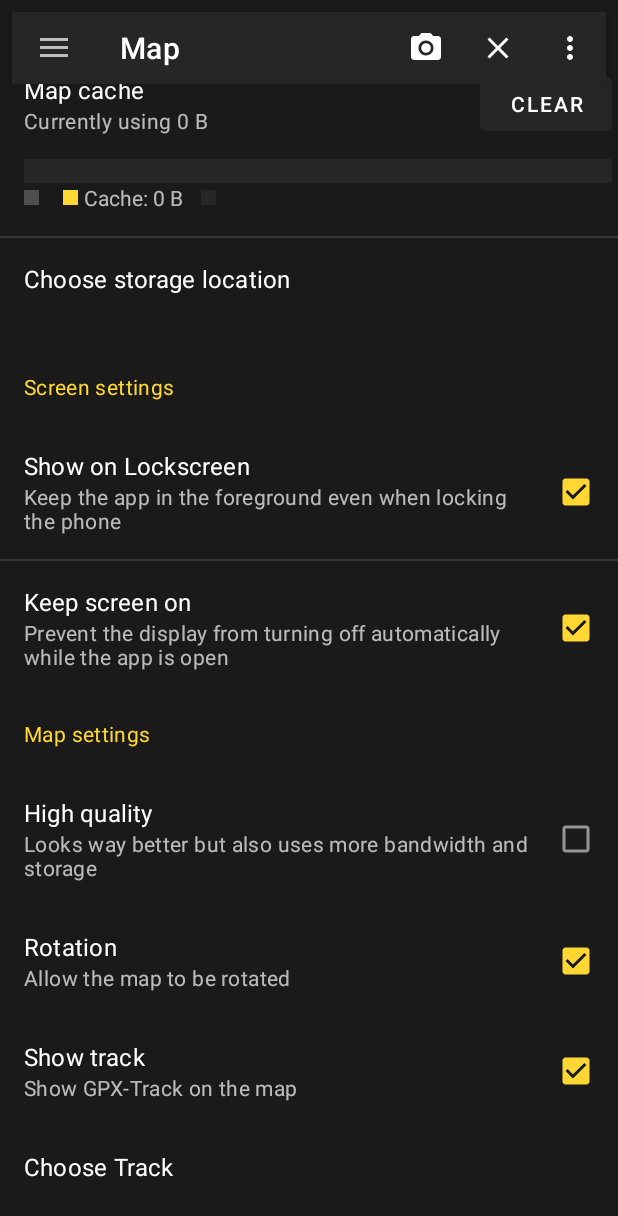
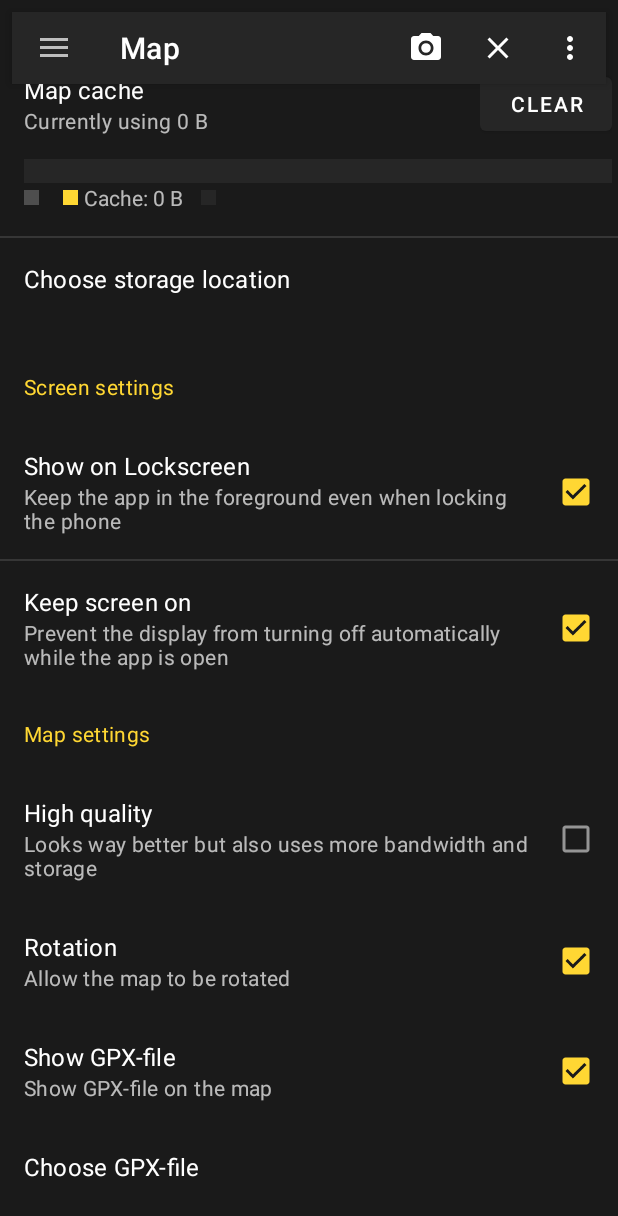
Before and after one commit to criticalmaps/criticalmaps-android, an Android app: the fragment SettingsFragment placed in its activity, scrolled down 66 dp, on a phone screen of 412 x 824 dp. Shown: the top 1216 px of the screen. Run offline under Robolectric (Android 15) with nearby library versions, the phone set to English and light mode, and no system bars; our stand-ins replace Timber; libraries missing offline, so code that uses them is left out: info.metadude.android, org.ligi.axt, org.osmdroid.tileprovider, org.osmdroid.util, org.osmdroid.views; pictures from the network do not load; 34 statements that could not run were skipped.

Commit message:
refactoring & adding german strings

```diff
--- a/app/src/main/java/de/stephanlindauer/criticalmaps/fragments/MapFragment.java
+++ b/app/src/main/java/de/stephanlindauer/criticalmaps/fragments/MapFragment.java
@@ -253,7 +253,6 @@ public class MapFragment extends Fragment {
         showGpxHandler.showGpx(mapView);
     }
 
-
     @TargetApi(Build.VERSION_CODES.JELLY_BEAN_MR1)
     private void adjustToWindowsInsets() {
         // No-op on < API21
--- a/app/src/main/java/de/stephanlindauer/criticalmaps/fragments/SettingsFragment.java
+++ b/app/src/main/java/de/stephanlindauer/criticalmaps/fragments/SettingsFragment.java
@@ -44,7 +44,6 @@ public class SettingsFragment extends Fragment {
     @Inject
     App app;
 
-
     @Override
     @Nullable
     public View onCreateView(@NonNull LayoutInflater inflater,
@@ -70,7 +69,7 @@ public class SettingsFragment extends Fragment {
         updateClearCachePref();
         updateStorageGraph();
         updateChooseStoragePref();
-        updateTrackPath();
+        updateGpxFileName();
 
         binding.settingsShowOnLockscreenCheckbox.setChecked(
                 new BooleanPreference(sharedPreferences, SharedPrefsKeys.SHOW_ON_LOCKSCREEN).get());
@@ -83,8 +82,8 @@ public class SettingsFragment extends Fragment {
 
         binding.settingsHighResTilesCheckbox.setChecked(
                 new BooleanPreference(sharedPreferences, SharedPrefsKeys.USE_HIGH_RES_MAP_TILES).get());
-        binding.settingsShowTrackCheckbox.setChecked(
-                new BooleanPreference(sharedPreferences, SharedPrefsKeys.SHOW_TRACK).get());
+        binding.settingsShowGpxCheckbox.setChecked(
+                new BooleanPreference(sharedPreferences, SharedPrefsKeys.SHOW_GPX).get());
 
         binding.settingsClearCacheButton.setOnClickListener(v -> handleClearCacheClicked());
         binding.settingsChooseStorageContainer.setOnClickListener(v -> handleChooseStorageClicked());
@@ -97,9 +96,9 @@ public class SettingsFragment extends Fragment {
                 (buttonView, isChecked) -> handleDisableMapRotationChecked(isChecked));
         binding.settingsHighResTilesCheckbox.setOnCheckedChangeListener(
                 (buttonView, isChecked) -> handleUseHighResTilesChecked(isChecked));
-        binding.settingsShowTrackCheckbox.setOnCheckedChangeListener(
+        binding.settingsShowGpxCheckbox.setOnCheckedChangeListener(
                 (buttonView, isChecked) -> handleShowTrack(isChecked));
-        binding.settingsChooseTrackContainer.setOnClickListener(v -> handleChooseTrackClicked());
+        binding.settingsChooseGpxContainer.setOnClickListener(v -> handleChooseTrackClicked());
 
     }
 
@@ -107,13 +106,13 @@ public class SettingsFragment extends Fragment {
     public void onActivityResult(int requestCode, int resultCode, Intent data) {
         super.onActivityResult(requestCode, resultCode, data);
 
-        if (requestCode == RequestCodes.CHOOSE_TRACK_RESULT_CODE) {
-            Uri trackUri = data.getData();
-            String trackPath = trackUri.toString();
+        if (requestCode == RequestCodes.CHOOSE_GPX_RESULT_CODE) {
+            Uri fileUri = data.getData();
+            String gpxFile = fileUri.toString();
             new StringPreference(
-                    sharedPreferences, SharedPrefsKeys.TRACK_PATH).set(trackPath);
+                    sharedPreferences, SharedPrefsKeys.GPX_FILE).set(gpxFile);
             persistPermissionOnFile(data, app.getContentResolver());
-            updateTrackPath();
+            updateGpxFileName();
         }
     }
 
@@ -155,10 +154,10 @@ public class SettingsFragment extends Fragment {
                 storageLocationProvider.getActiveStorageLocation().displayName);
     }
 
-    public void updateTrackPath() {
-        String trackPath = new StringPreference(
-                sharedPreferences, SharedPrefsKeys.TRACK_PATH).get();
-        binding.settingsChooseTrackSummaryText.setText(trackPath);
+    public void updateGpxFileName() {
+        String gpxFile = new StringPreference(
+                sharedPreferences, SharedPrefsKeys.GPX_FILE).get();
+        binding.settingsChooseGpxSummaryText.setText(gpxFile);
     }
 
     void handleClearCacheClicked() {
@@ -246,7 +245,7 @@ public class SettingsFragment extends Fragment {
 
     void handleShowTrack(boolean isChecked) {
         new BooleanPreference(
-                sharedPreferences, SharedPrefsKeys.SHOW_TRACK).set(isChecked);
+                sharedPreferences, SharedPrefsKeys.SHOW_GPX).set(isChecked);
     }
 
     void handleChooseTrackClicked() {
--- a/app/src/main/java/de/stephanlindauer/criticalmaps/handler/ChooseTrackHandler.java
+++ b/app/src/main/java/de/stephanlindauer/criticalmaps/handler/ChooseTrackHandler.java
@@ -1,6 +1,5 @@
 package de.stephanlindauer.criticalmaps.handler;
 
-import android.content.ContentResolver;
 import android.content.Intent;
 
 import de.stephanlindauer.criticalmaps.R;
@@ -17,7 +16,7 @@ public class ChooseTrackHandler {
     public void openChooser() {
         Intent chooseTrack = new Intent(Intent.ACTION_OPEN_DOCUMENT);
         chooseTrack.setType("*/*");
-        chooseTrack = Intent.createChooser(chooseTrack, activity.getString(R.string.track_choose));
-        activity.startActivityForResult(chooseTrack, RequestCodes.CHOOSE_TRACK_RESULT_CODE);
+        chooseTrack = Intent.createChooser(chooseTrack, activity.getString(R.string.gpx_choose));
+        activity.startActivityForResult(chooseTrack, RequestCodes.CHOOSE_GPX_RESULT_CODE);
     }
 }
--- a/app/src/main/java/de/stephanlindauer/criticalmaps/handler/ShowGpxHandler.java
+++ b/app/src/main/java/de/stephanlindauer/criticalmaps/handler/ShowGpxHandler.java
@@ -43,16 +43,29 @@ public class ShowGpxHandler {
     }
 
     public void showGpx(MapView mapView) {
-        boolean showTrack = new BooleanPreference(sharedPreferences, SharedPrefsKeys.SHOW_TRACK).get();
+        boolean showTrack = new BooleanPreference(sharedPreferences, SharedPrefsKeys.SHOW_GPX).get();
         if (!showTrack) {
             return;
         }
 
-        String trackPath = new StringPreference(sharedPreferences, SharedPrefsKeys.TRACK_PATH).get();
-        if (gpxModel.getUri() == null || !gpxModel.getUri().equals(trackPath)) {
-            readFile(trackPath);
+        String gpxUri = new StringPreference(sharedPreferences, SharedPrefsKeys.GPX_FILE).get();
+        if (gpxModel.getUri() == null || !gpxModel.getUri().equals(gpxUri)) {
+            readFile(gpxUri);
         }
 
+        showModelOnMap(mapView);
+    }
+
+    private void readFile(String trackPath) {
+        try {
+            InputStream gpxInputStream = app.getContentResolver().openInputStream(Uri.parse(trackPath));
+            gpxReader.readDataFromStream(gpxInputStream, trackPath);
+        } catch (SecurityException | IOException | SAXException | ParserConfigurationException e) {
+            Toast.makeText(app, R.string.gpx_reading_error, Toast.LENGTH_SHORT).show();
+        }
+    }
+
+    private void showModelOnMap(MapView mapView) {
         for (GpxTrack track : gpxModel.getTracks()) {
             addTrackToMap(mapView, track);
         }
@@ -76,13 +89,4 @@ public class ShowGpxHandler {
         marker.setTitle(poi.getName());
         mapView.getOverlayManager().add(marker);
     }
-
-    private void readFile(String trackPath) {
-        try {
-            InputStream gpxInputStream = app.getContentResolver().openInputStream(Uri.parse(trackPath));
-            gpxReader.readTrackFromGpx(gpxInputStream, trackPath);
-        } catch (SecurityException | IOException | SAXException | ParserConfigurationException e) {
-            Toast.makeText(app, R.string.gpx_reading_error, Toast.LENGTH_SHORT).show();
-        }
-    }
 }
--- a/app/src/main/java/de/stephanlindauer/criticalmaps/prefs/SharedPrefsKeys.java
+++ b/app/src/main/java/de/stephanlindauer/criticalmaps/prefs/SharedPrefsKeys.java
@@ -17,8 +17,8 @@ public interface SharedPrefsKeys {
             BuildConfig.APPLICATION_ID + ".DISABLE_MAP_ROTATION";
     String USE_HIGH_RES_MAP_TILES =
             BuildConfig.APPLICATION_ID + ".USE_HIGH_RES_MAP_TILES";
-    String SHOW_TRACK =
-            BuildConfig.APPLICATION_ID + ".SHOW_TRACK";
-    String TRACK_PATH =
-            BuildConfig.APPLICATION_ID + ".TRACK_PATH";
+    String SHOW_GPX =
+            BuildConfig.APPLICATION_ID + ".SHOW_GPX";
+    String GPX_FILE =
+            BuildConfig.APPLICATION_ID + ".GPX_FILE";
 }
--- a/app/src/main/java/de/stephanlindauer/criticalmaps/vo/RequestCodes.java
+++ b/app/src/main/java/de/stephanlindauer/criticalmaps/vo/RequestCodes.java
@@ -2,5 +2,5 @@ package de.stephanlindauer.criticalmaps.vo;
 
 public class RequestCodes {
     public static final int CAMERA_CAPTURE_IMAGE_REQUEST_CODE = 1115;
-    public static final int CHOOSE_TRACK_RESULT_CODE = 1116;
+    public static final int CHOOSE_GPX_RESULT_CODE = 1116;
 }
--- a/app/src/main/res/layout/fragment_settings.xml
+++ b/app/src/main/res/layout/fragment_settings.xml
@@ -539,7 +539,7 @@
                     android:paddingRight="?android:attr/scrollbarSize">
 
                 <ImageView
-                        android:id="@+id/settings_show_track_icon"
+                        android:id="@+id/settings_show_gpx_icon"
                         android:layout_width="wrap_content"
                         android:layout_height="wrap_content"
                         android:layout_gravity="center" />
@@ -556,24 +556,24 @@
                         android:layout_weight="1">
 
                     <TextView
-                            android:id="@+id/settings_show_track_title"
+                            android:id="@+id/settings_show_gpx_title"
                             android:layout_width="wrap_content"
                             android:layout_height="wrap_content"
                             android:ellipsize="marquee"
                             android:fadingEdge="horizontal"
                             android:singleLine="true"
-                            android:text="@string/settings_show_track_subheading"
+                            android:text="@string/settings_show_gpx_subheading"
                             android:textAppearance="@style/TextAppearance.MaterialComponents.Subtitle1" />
 
                     <TextView
-                            android:id="@+id/settings_show_track_summary"
+                            android:id="@+id/settings_show_gpx_summary"
                             android:layout_width="wrap_content"
                             android:layout_height="wrap_content"
-                            android:layout_below="@id/settings_show_track_title"
-                            android:layout_alignStart="@id/settings_show_track_title"
-                            android:layout_alignLeft="@id/settings_show_track_title"
+                            android:layout_below="@id/settings_show_gpx_title"
+                            android:layout_alignStart="@id/settings_show_gpx_title"
+                            android:layout_alignLeft="@id/settings_show_gpx_title"
                             android:maxLines="4"
-                            android:text="@string/settings_show_track_summary"
+                            android:text="@string/settings_show_gpx_summary"
                             android:textAppearance="@style/TextAppearance.MaterialComponents.Body2"
                             android:textColor="?android:attr/textColorSecondary" />
                 </RelativeLayout>
@@ -586,7 +586,7 @@
                         android:orientation="vertical">
 
                     <com.google.android.material.checkbox.MaterialCheckBox
-                            android:id="@+id/settings_show_track_checkbox"
+                            android:id="@+id/settings_show_gpx_checkbox"
                             android:layout_width="match_parent"
                             android:layout_height="wrap_content"
                             android:checked="true" />
@@ -594,7 +594,7 @@
             </LinearLayout>
 
             <LinearLayout
-                    android:id="@+id/settings_choose_track_container"
+                    android:id="@+id/settings_choose_gpx_container"
                     android:layout_width="match_parent"
                     android:layout_height="wrap_content"
                     android:background="?android:attr/selectableItemBackground"
@@ -604,7 +604,7 @@
                     android:paddingRight="?android:attr/scrollbarSize">
 
                 <ImageView
-                        android:id="@+id/icon_choose_track"
+                        android:id="@+id/icon_choose_gpx"
                         android:layout_width="wrap_content"
                         android:layout_height="wrap_content"
                         android:layout_gravity="center" />
@@ -621,30 +621,30 @@
                         android:layout_weight="1">
 
                     <TextView
-                            android:id="@+id/title_choose_track"
+                            android:id="@+id/title_choose_gpx"
                             android:layout_width="wrap_content"
                             android:layout_height="wrap_content"
                             android:ellipsize="marquee"
                             android:fadingEdge="horizontal"
                             android:singleLine="true"
-                            android:text="@string/settings_choose_track_subheading"
+                            android:text="@string/settings_choose_gpx_subheading"
                             android:textAppearance="@style/TextAppearance.MaterialComponents.Subtitle1" />
 
                     <TextView
-                            android:id="@+id/settings_choose_track_summary_text"
+                            android:id="@+id/settings_choose_gpx_summary_text"
                             android:layout_width="wrap_content"
                             android:layout_height="wrap_content"
-                            android:layout_below="@id/title_choose_track"
-                            android:layout_alignStart="@id/title_choose_track"
-                            android:layout_alignLeft="@id/title_choose_track"
+                            android:layout_below="@id/title_choose_gpx"
+                            android:layout_alignStart="@id/title_choose_gpx"
+                            android:layout_alignLeft="@id/title_choose_gpx"
                             android:maxLines="4"
                             android:textAppearance="@style/TextAppearance.MaterialComponents.Body2"
                             android:textColor="?android:attr/textColorSecondary"
-                            tools:text="@string/settings_track_name_default" />
+                            tools:text="@string/settings_gpx_file_default" />
                 </RelativeLayout>
 
                 <LinearLayout
-                        android:id="@+id/widget_choose_track"
+                        android:id="@+id/widget_choose_gpx"
                         android:layout_width="wrap_content"
                         android:layout_height="match_parent"
                         android:gravity="center_vertical"
--- a/app/src/main/res/values/strings.xml
+++ b/app/src/main/res/values/strings.xml
@@ -112,10 +112,10 @@
     <string name="settings_map_header">Map settings</string>
     <string name="settings_map_rotation_subheading">Rotation</string>
     <string name="settings_map_rotation_summary">Allow the map to be rotated</string>
-    <string name="settings_show_track_subheading">Show track</string>
-    <string name="settings_show_track_summary">Show GPX-Track on the map</string>
-    <string name="settings_choose_track_subheading">Choose Track</string>
-    <string name="settings_track_name_default">None</string>
+    <string name="settings_show_gpx_subheading">Show GPX-file</string>
+    <string name="settings_show_gpx_summary">Show GPX-file on the map</string>
+    <string name="settings_choose_gpx_subheading">Choose GPX-file</string>
+    <string name="settings_gpx_file_default">None</string>
     <string name="settings_high_res_tiles_subheading">High quality</string>
     <string name="settings_high_res_tiles_summary">Looks way better but also uses more bandwidth and storage</string>
 
@@ -153,8 +153,8 @@
     <string name="camera_permissions_permanently_denied_text">You previously denied permission to access your SD card. This means images can\'t be saved to your device.\nDo you want to grant the permission now in the app settings?</string>
     <string name="camera_external_storage_permission_rationale_text">To upload images they first have to be saved on your device. Therefore access to your SD card is required.\nDo you want to grant this permission now?</string>
 
-    <!-- tracks -->
-    <string name="track_choose">Choose Track</string>
+    <!-- gpx -->
+    <string name="gpx_choose">Choose GPX-file</string>
     <string name="gpx_reading_error">Error while reading GPX-file</string>
 
     <!-- misc -->
```
Also changed, not shown: app/src/main/java/de/stephanlindauer/criticalmaps/Main.java (+0 -7 lines), app/src/main/java/de/stephanlindauer/criticalmaps/utils/GpxReader.java (+9 -9 lines), app/src/main/java/de/stephanlindauer/criticalmaps/utils/GpxUtils.java (+5 -2 lines), 1 other file.
